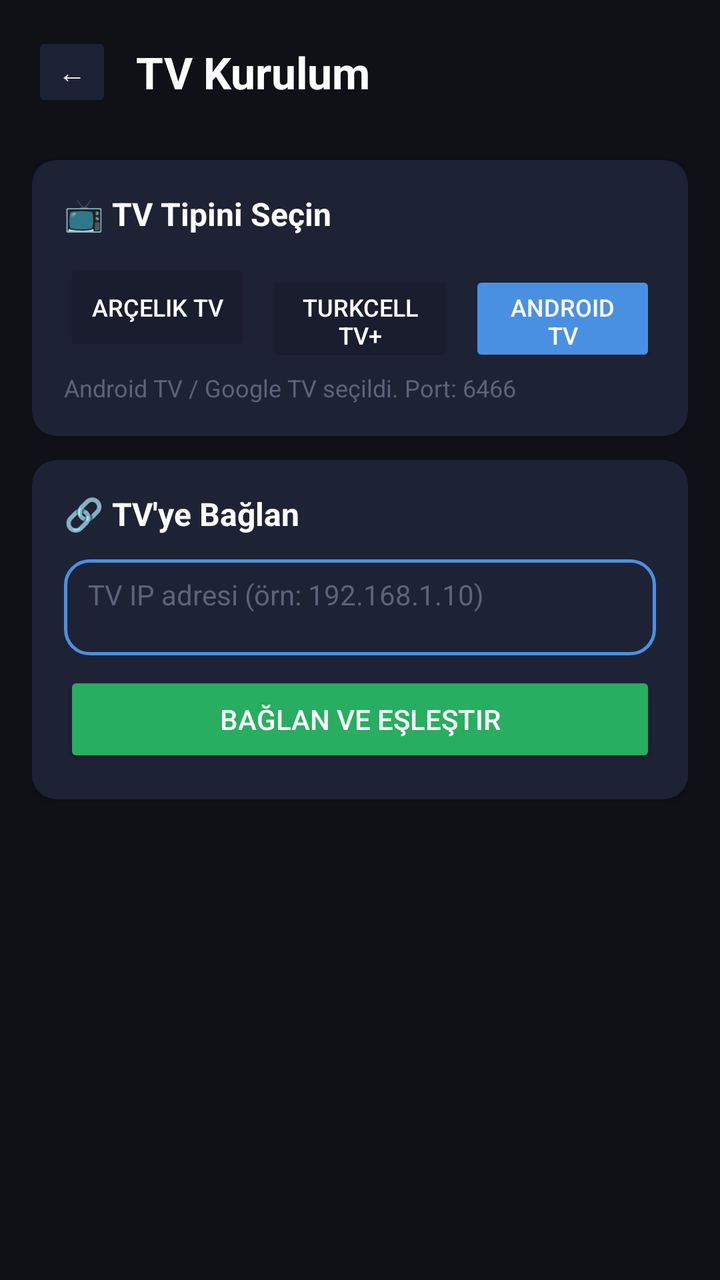
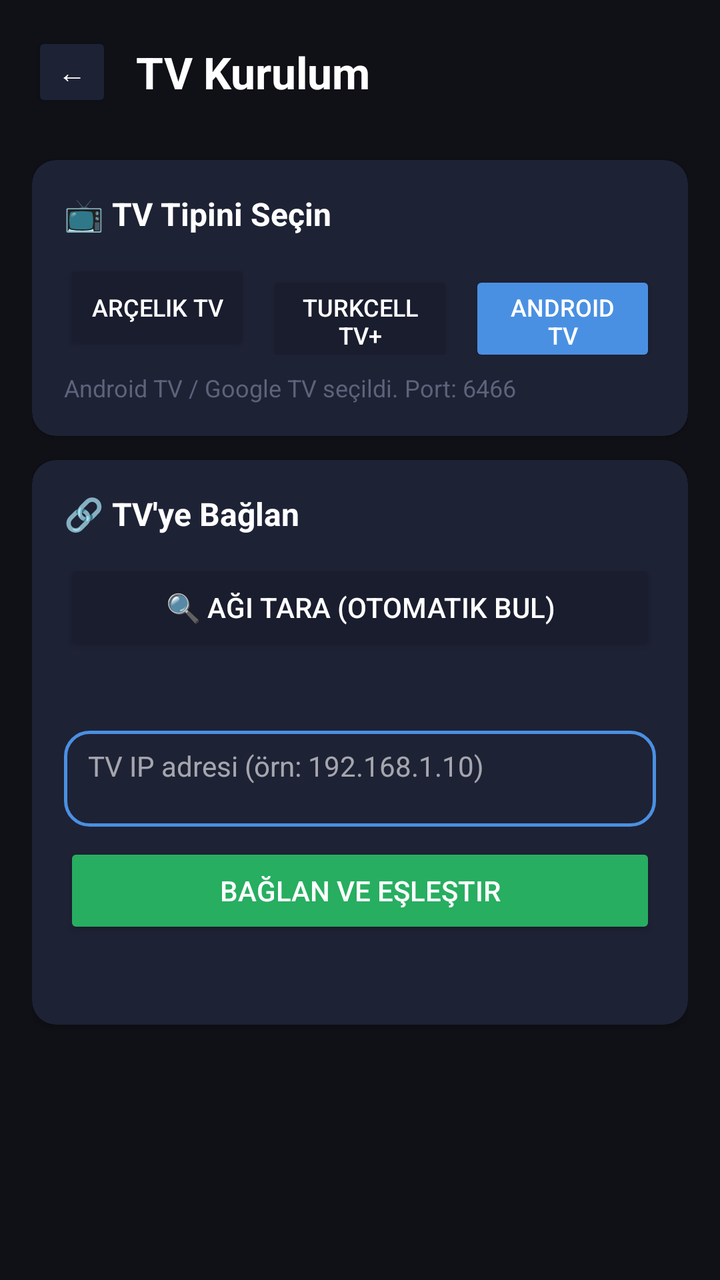

An Android layout rendered at two revisions. The XML below is the earlier revision; the diff shows what the commit changed to produce the second picture.
<!-- AndroidManifest.xml: application theme Theme.YusufAileKilit -->
<!-- res/layout/activity_tv_setup.xml -->
<?xml version="1.0" encoding="utf-8"?>
<ScrollView xmlns:android="http://schemas.android.com/apk/res/android"
    xmlns:app="http://schemas.android.com/apk/res-auto"
    android:layout_width="match_parent"
    android:layout_height="match_parent"
    android:background="@color/bg_dark">

    <LinearLayout
        android:layout_width="match_parent"
        android:layout_height="wrap_content"
        android:orientation="vertical"
        android:padding="16dp">

        <LinearLayout
            android:layout_width="match_parent"
            android:layout_height="wrap_content"
            android:orientation="horizontal"
            android:gravity="center_vertical"
            android:layout_marginBottom="24dp">

            <Button
                android:id="@+id/backButton"
                android:layout_width="40dp"
                android:layout_height="40dp"
                android:text="←"
                android:backgroundTint="@color/card_bg"
                android:padding="0dp"/>

            <TextView
                android:layout_width="0dp"
                android:layout_height="wrap_content"
                android:layout_weight="1"
                android:text="TV Kurulum"
                android:textColor="@color/text_primary"
                android:textSize="22sp"
                android:textStyle="bold"
                android:layout_marginStart="12dp"/>
        </LinearLayout>

        <androidx.cardview.widget.CardView
            android:layout_width="match_parent"
            android:layout_height="wrap_content"
            app:cardBackgroundColor="@color/card_bg"
            app:cardCornerRadius="12dp"
            android:layout_marginBottom="12dp">

            <LinearLayout
                android:layout_width="match_parent"
                android:layout_height="wrap_content"
                android:orientation="vertical"
                android:padding="16dp">

                <TextView
                    android:layout_width="wrap_content"
                    android:layout_height="wrap_content"
                    android:text="📺 TV Tipini Seçin"
                    android:textColor="@color/text_primary"
                    android:textSize="16sp"
                    android:textStyle="bold"
                    android:layout_marginBottom="12dp"/>

                <LinearLayout
                    android:layout_width="match_parent"
                    android:layout_height="wrap_content"
                    android:orientation="horizontal">

                    <Button
                        android:id="@+id/btnArcelik"
                        android:layout_width="0dp"
                        android:layout_height="48dp"
                        android:layout_weight="1"
                        android:layout_marginEnd="4dp"
                        android:text="Arçelik TV"
                        android:textSize="12sp"
                        android:backgroundTint="@color/bg_darker"/>

                    <Button
                        android:id="@+id/btnTurkcell"
                        android:layout_width="0dp"
                        android:layout_height="48dp"
                        android:layout_weight="1"
                        android:layout_marginHorizontal="4dp"
                        android:text="Turkcell TV+"
                        android:textSize="12sp"
                        android:backgroundTint="@color/bg_darker"/>

                    <Button
                        android:id="@+id/btnAndroidTv"
                        android:layout_width="0dp"
                        android:layout_height="48dp"
                        android:layout_weight="1"
                        android:layout_marginStart="4dp"
                        android:text="Android TV"
                        android:textSize="12sp"
                        android:backgroundTint="@color/accent_blue"/>
                </LinearLayout>

                <TextView
                    android:id="@+id/tvTypeInfo"
                    android:layout_width="match_parent"
                    android:layout_height="wrap_content"
                    android:text="Android TV / Google TV seçildi. Port: 6466"
                    android:textColor="@color/text_hint"
                    android:textSize="12sp"
                    android:layout_marginTop="8dp"/>
            </LinearLayout>
        </androidx.cardview.widget.CardView>

        <androidx.cardview.widget.CardView
            android:layout_width="match_parent"
            android:layout_height="wrap_content"
            app:cardBackgroundColor="@color/card_bg"
            app:cardCornerRadius="12dp"
            android:layout_marginBottom="12dp">

            <LinearLayout
                android:layout_width="match_parent"
                android:layout_height="wrap_content"
                android:orientation="vertical"
                android:padding="16dp">

                <TextView
                    android:layout_width="wrap_content"
                    android:layout_height="wrap_content"
                    android:text="🔗 TV'ye Bağlan"
                    android:textColor="@color/text_primary"
                    android:textSize="16sp"
                    android:textStyle="bold"
                    android:layout_marginBottom="12dp"/>

                <EditText
                    android:id="@+id/ipInput"
                    android:layout_width="match_parent"
                    android:layout_height="48dp"
                    android:hint="TV IP adresi (örn: 192.168.1.10)"
                    android:textColorHint="@color/text_hint"
                    android:textColor="@color/text_primary"
                    android:inputType="text"
                    android:background="@drawable/input_bg"
                    android:paddingHorizontal="12dp"
                    android:layout_marginBottom="8dp"/>

                <Button
                    android:id="@+id/btnConnect"
                    android:layout_width="match_parent"
                    android:layout_height="48dp"
                    android:text="Bağlan ve Eşleştir"
                    android:backgroundTint="@color/accent_green"/>
            </LinearLayout>
        </androidx.cardview.widget.CardView>

    </LinearLayout>
</ScrollView>
<!-- resources referenced by this layout -->
<resources>
  <color name="accent_blue">#4A90E2</color>
  <color name="accent_green">#27AE60</color>
  <color name="bg_dark">#0F1117</color>
  <color name="bg_darker">#1A1D2E</color>
  <color name="card_bg">#1E2235</color>
  <color name="text_hint">#5C637A</color>
  <color name="text_primary">#FFFFFF</color>
  <!-- drawable input_bg (drawable) -->
  <?xml version="1.0" encoding="utf-8"?>
  <shape xmlns:android="http://schemas.android.com/apk/res/android"
      android:shape="rectangle">
      <solid android:color="#1E2235"/>
      <stroke android:width="1.5dp" android:color="#4A90E2"/>
      <corners android:radius="12dp"/>
      <padding android:left="12dp" android:right="12dp" android:top="8dp" android:bottom="8dp"/>
  </shape>
  <style name="Theme.YusufAileKilit" parent="Theme.MaterialComponents.DayNight.NoActionBar">
          <item name="colorPrimary">@color/accent_blue</item>
          <item name="colorPrimaryVariant">@color/bg_darker</item>
          <item name="colorOnPrimary">@color/white</item>
          <item name="colorSecondary">@color/accent_green</item>
          <item name="colorSurface">@color/card_bg</item>
          <item name="colorOnSurface">@color/text_primary</item>
          <item name="android:windowBackground">@color/bg_dark</item>
          <item name="android:statusBarColor">@color/bg_dark</item>
          <item name="android:navigationBarColor">@color/bg_dark</item>
          <item name="android:textColor">@color/text_primary</item>
          <item name="editTextStyle">@style/EditTextStyle</item>
      </style>
  <color name="white">#FFFFFF</color>
  <style name="EditTextStyle" parent="Widget.MaterialComponents.TextInputLayout.OutlinedBox">
          <item name="android:textColor">@color/text_primary</item>
          <item name="android:background">@drawable/input_bg</item>
      </style>
</resources>

<!-- the commit's change to res/layout/activity_tv_setup.xml (unified diff, before → after) -->
@@ -17,137 +17,152 @@
             android:orientation="horizontal"
             android:gravity="center_vertical"
             android:layout_marginBottom="24dp">
-
-            <Button
-                android:id="@+id/backButton"
-                android:layout_width="40dp"
-                android:layout_height="40dp"
-                android:text="←"
-                android:backgroundTint="@color/card_bg"
-                android:padding="0dp"/>
-
-            <TextView
-                android:layout_width="0dp"
-                android:layout_height="wrap_content"
-                android:layout_weight="1"
-                android:text="TV Kurulum"
-                android:textColor="@color/text_primary"
-                android:textSize="22sp"
-                android:textStyle="bold"
-                android:layout_marginStart="12dp"/>
+            <Button android:id="@+id/backButton" android:layout_width="40dp" android:layout_height="40dp"
+                android:text="←" android:backgroundTint="@color/card_bg" android:padding="0dp"/>
+            <TextView android:layout_width="0dp" android:layout_height="wrap_content" android:layout_weight="1"
+                android:text="TV Kurulum" android:textColor="@color/text_primary" android:textSize="22sp"
+                android:textStyle="bold" android:layout_marginStart="12dp"/>
         </LinearLayout>
 
-        <androidx.cardview.widget.CardView
-            android:layout_width="match_parent"
-            android:layout_height="wrap_content"
-            app:cardBackgroundColor="@color/card_bg"
-            app:cardCornerRadius="12dp"
-            android:layout_marginBottom="12dp">
-
-            <LinearLayout
-                android:layout_width="match_parent"
-                android:layout_height="wrap_content"
-                android:orientation="vertical"
-                android:padding="16dp">
-
-                <TextView
-                    android:layout_width="wrap_content"
-                    android:layout_height="wrap_content"
-                    android:text="📺 TV Tipini Seçin"
-                    android:textColor="@color/text_primary"
-                    android:textSize="16sp"
-                    android:textStyle="bold"
-                    android:layout_marginBottom="12dp"/>
-
-                <LinearLayout
-                    android:layout_width="match_parent"
-                    android:layout_height="wrap_content"
+        
+        <androidx.cardview.widget.CardView android:layout_width="match_parent" android:layout_height="wrap_content"
+            app:cardBackgroundColor="@color/card_bg" app:cardCornerRadius="12dp" android:layout_marginBottom="12dp">
+            <LinearLayout android:layout_width="match_parent" android:layout_height="wrap_content"
+                android:orientation="vertical" android:padding="16dp">
+                <TextView android:layout_width="wrap_content" android:layout_height="wrap_content"
+                    android:text="📺 TV Tipini Seçin" android:textColor="@color/text_primary"
+                    android:textSize="16sp" android:textStyle="bold" android:layout_marginBottom="12dp"/>
+                <LinearLayout android:layout_width="match_parent" android:layout_height="wrap_content"
                     android:orientation="horizontal">
-
-                    <Button
-                        android:id="@+id/btnArcelik"
-                        android:layout_width="0dp"
-                        android:layout_height="48dp"
-                        android:layout_weight="1"
-                        android:layout_marginEnd="4dp"
-                        android:text="Arçelik TV"
-                        android:textSize="12sp"
-                        android:backgroundTint="@color/bg_darker"/>
-
-                    <Button
-                        android:id="@+id/btnTurkcell"
-                        android:layout_width="0dp"
-                        android:layout_height="48dp"
-                        android:layout_weight="1"
-                        android:layout_marginHorizontal="4dp"
-                        android:text="Turkcell TV+"
-                        android:textSize="12sp"
-                        android:backgroundTint="@color/bg_darker"/>
-
-                    <Button
-                        android:id="@+id/btnAndroidTv"
-                        android:layout_width="0dp"
-                        android:layout_height="48dp"
-                        android:layout_weight="1"
-                        android:layout_marginStart="4dp"
-                        android:text="Android TV"
-                        android:textSize="12sp"
-                        android:backgroundTint="@color/accent_blue"/>
+                    <Button android:id="@+id/btnArcelik" android:layout_width="0dp" android:layout_height="48dp"
+                        android:layout_weight="1" android:layout_marginEnd="4dp" android:text="Arçelik TV"
+                        android:textSize="12sp" android:backgroundTint="@color/bg_darker"/>
+                    <Button android:id="@+id/btnTurkcell" android:layout_width="0dp" android:layout_height="48dp"
+                        android:layout_weight="1" android:layout_marginHorizontal="4dp" android:text="Turkcell TV+"
+                        android:textSize="12sp" android:backgroundTint="@color/bg_darker"/>
+                    <Button android:id="@+id/btnAndroidTv" android:layout_width="0dp" android:layout_height="48dp"
+                        android:layout_weight="1" android:layout_marginStart="4dp" android:text="Android TV"
+                        android:textSize="12sp" android:backgroundTint="@color/accent_blue"/>
                 </LinearLayout>
-
-                <TextView
-                    android:id="@+id/tvTypeInfo"
-                    android:layout_width="match_parent"
-                    android:layout_height="wrap_content"
-                    android:text="Android TV / Google TV seçildi. Port: 6466"
-                    android:textColor="@color/text_hint"
-                    android:textSize="12sp"
-                    android:layout_marginTop="8dp"/>
+                <TextView android:id="@+id/tvTypeInfo" android:layout_width="match_parent"
+                    android:layout_height="wrap_content" android:text="Android TV / Google TV seçildi. Port: 6466"
+                    android:textColor="@color/text_hint" android:textSize="12sp" android:layout_marginTop="8dp"/>
             </LinearLayout>
         </androidx.cardview.widget.CardView>
 
-        <androidx.cardview.widget.CardView
-            android:layout_width="match_parent"
-            android:layout_height="wrap_content"
-            app:cardBackgroundColor="@color/card_bg"
-            app:cardCornerRadius="12dp"
-            android:layout_marginBottom="12dp">
-
-            <LinearLayout
-                android:layout_width="match_parent"
-                android:layout_height="wrap_content"
-                android:orientation="vertical"
-                android:padding="16dp">
-
-                <TextView
-                    android:layout_width="wrap_content"
-                    android:layout_height="wrap_content"
-                    android:text="🔗 TV'ye Bağlan"
-                    android:textColor="@color/text_primary"
-                    android:textSize="16sp"
-                    android:textStyle="bold"
-                    android:layout_marginBottom="12dp"/>
-
-                <EditText
-                    android:id="@+id/ipInput"
-                    android:layout_width="match_parent"
-                    android:layout_height="48dp"
-                    android:hint="TV IP adresi (örn: 192.168.1.10)"
-                    android:textColorHint="@color/text_hint"
-                    android:textColor="@color/text_primary"
-                    android:inputType="text"
-                    android:background="@drawable/input_bg"
-                    android:paddingHorizontal="12dp"
-                    android:layout_marginBottom="8dp"/>
-
-                <Button
-                    android:id="@+id/btnConnect"
-                    android:layout_width="match_parent"
-                    android:layout_height="48dp"
-                    android:text="Bağlan ve Eşleştir"
+        
+        <androidx.cardview.widget.CardView android:layout_width="match_parent" android:layout_height="wrap_content"
+            app:cardBackgroundColor="@color/card_bg" app:cardCornerRadius="12dp" android:layout_marginBottom="12dp">
+            <LinearLayout android:layout_width="match_parent" android:layout_height="wrap_content"
+                android:orientation="vertical" android:padding="16dp">
+                <TextView android:layout_width="wrap_content" android:layout_height="wrap_content"
+                    android:text="🔗 TV'ye Bağlan" android:textColor="@color/text_primary"
+                    android:textSize="16sp" android:textStyle="bold" android:layout_marginBottom="12dp"/>
+                <Button android:id="@+id/btnScanNetwork" android:layout_width="match_parent"
+                    android:layout_height="48dp" android:text="🔍 Ağı Tara (Otomatik Bul)"
+                    android:backgroundTint="@color/bg_darker" android:layout_marginBottom="8dp"/>
+                <ProgressBar android:id="@+id/scanProgress" android:layout_width="wrap_content"
+                    android:layout_height="wrap_content" android:layout_gravity="center"
+                    android:visibility="gone"/>
+                <TextView android:id="@+id/scanResultText" android:layout_width="match_parent"
+                    android:layout_height="wrap_content" android:text="" android:textColor="@color/text_secondary"
+                    android:textSize="13sp" android:layout_marginBottom="12dp"/>
+                <EditText android:id="@+id/ipInput" android:layout_width="match_parent"
+                    android:layout_height="48dp" android:hint="TV IP adresi (örn: 192.168.1.10)"
+                    android:hintTextColor="@color/text_hint" android:textColor="@color/text_primary"
+                    android:inputType="text" android:background="@drawable/input_bg"
+                    android:paddingHorizontal="12dp" android:layout_marginBottom="8dp"/>
+                <Button android:id="@+id/btnConnect" android:layout_width="match_parent"
+                    android:layout_height="48dp" android:text="Bağlan ve Eşleştir"
                     android:backgroundTint="@color/accent_green"/>
+                <ProgressBar android:id="@+id/connectProgress" android:layout_width="wrap_content"
+                    android:layout_height="wrap_content" android:layout_gravity="center"
+                    android:visibility="gone" android:layout_marginTop="8dp"/>
+                <TextView android:id="@+id/connectionStatusText" android:layout_width="match_parent"
+                    android:layout_height="wrap_content" android:text="" android:textColor="@color/text_secondary"
+                    android:textSize="14sp" android:layout_marginTop="8dp"/>
             </LinearLayout>
         </androidx.cardview.widget.CardView>
 
+        
+        <LinearLayout android:id="@+id/controlsLayout" android:layout_width="match_parent"
+            android:layout_height="wrap_content" android:orientation="vertical" android:visibility="gone">
+
+            <androidx.cardview.widget.CardView android:layout_width="match_parent" android:layout_height="wrap_content"
+                app:cardBackgroundColor="@color/card_bg" app:cardCornerRadius="12dp" android:layout_marginBottom="12dp">
+                <LinearLayout android:layout_width="match_parent" android:layout_height="wrap_content"
+                    android:orientation="vertical" android:padding="16dp">
+                    <TextView android:layout_width="wrap_content" android:layout_height="wrap_content"
+                        android:text="🎮 Uzaktan Kumanda" android:textColor="@color/text_primary"
+                        android:textSize="16sp" android:textStyle="bold" android:layout_marginBottom="12dp"/>
+
+                    <LinearLayout android:layout_width="match_parent" android:layout_height="wrap_content"
+                        android:orientation="horizontal" android:gravity="center" android:layout_marginBottom="8dp">
+                        <Button android:id="@+id/btnPower" android:layout_width="56dp" android:layout_height="48dp"
+                            android:text="⏻" android:backgroundTint="@color/accent_red" android:layout_marginEnd="8dp"/>
+                        <Button android:id="@+id/btnHome" android:layout_width="0dp" android:layout_height="48dp"
+                            android:layout_weight="1" android:text="🏠 Ana Ekran" android:backgroundTint="@color/bg_darker" android:layout_marginEnd="8dp"/>
+                        <Button android:id="@+id/btnBack" android:layout_width="0dp" android:layout_height="48dp"
+                            android:layout_weight="1" android:text="← Geri" android:backgroundTint="@color/bg_darker"/>
+                    </LinearLayout>
+
+                    
+                    <GridLayout android:layout_width="wrap_content" android:layout_height="wrap_content"
+                        android:columnCount="3" android:layout_gravity="center" android:layout_marginBottom="8dp">
+                        <Space android:layout_width="56dp" android:layout_height="56dp"/>
+                        <Button android:id="@+id/btnUp" android:layout_width="56dp" android:layout_height="56dp"
+                            android:text="▲" android:backgroundTint="@color/bg_darker"/>
+                        <Space android:layout_width="56dp" android:layout_height="56dp"/>
+                        <Button android:id="@+id/btnLeft" android:layout_width="56dp" android:layout_height="56dp"
+                            android:text="◀" android:backgroundTint="@color/bg_darker"/>
+                        <Button android:id="@+id/btnOk" android:layout_width="56dp" android:layout_height="56dp"
+                            android:text="OK" android:backgroundTint="@color/accent_blue"/>
+                        <Button android:id="@+id/btnRight" android:layout_width="56dp" android:layout_height="56dp"
+                            android:text="▶" android:backgroundTint="@color/bg_darker"/>
+                        <Space android:layout_width="56dp" android:layout_height="56dp"/>
+                        <Button android:id="@+id/btnDown" android:layout_width="56dp" android:layout_height="56dp"
+                            android:text="▼" android:backgroundTint="@color/bg_darker"/>
+                        <Space android:layout_width="56dp" android:layout_height="56dp"/>
+                    </GridLayout>
+
+                    <LinearLayout android:layout_width="match_parent" android:layout_height="wrap_content"
+                        android:orientation="horizontal" android:gravity="center" android:layout_marginBottom="8dp">
+                        <Button android:id="@+id/btnVolDown" android:layout_width="0dp" android:layout_height="48dp"
+                            android:layout_weight="1" android:text="🔉" android:backgroundTint="@color/bg_darker" android:layout_marginEnd="4dp"/>
+                        <Button android:id="@+id/btnMute" android:layout_width="0dp" android:layout_height="48dp"
+                            android:layout_weight="1" android:text="🔇" android:backgroundTint="@color/bg_darker" android:layout_marginHorizontal="4dp"/>
+                        <Button android:id="@+id/btnVolUp" android:layout_width="0dp" android:layout_height="48dp"
+                            android:layout_weight="1" android:text="🔊" android:backgroundTint="@color/bg_darker" android:layout_marginStart="4dp"/>
+                    </LinearLayout>
+
+                    <Button android:id="@+id/btnBlockYoutubeTv" android:layout_width="match_parent"
+                        android:layout_height="52dp" android:text="🔒 TV'de YouTube'u Kapat"
+                        android:backgroundTint="@color/accent_red" android:textStyle="bold"/>
+
+                    <Button android:id="@+id/btnDisconnect" android:layout_width="match_parent"
+                        android:layout_height="48dp" android:text="TV Bağlantısını Kes"
+                        android:backgroundTint="@color/bg_darker" android:layout_marginTop="8dp"/>
+                </LinearLayout>
+            </androidx.cardview.widget.CardView>
+        </LinearLayout>
+
+        
+        <LinearLayout android:id="@+id/notSupportedLayout" android:layout_width="match_parent"
+            android:layout_height="wrap_content" android:orientation="vertical" android:visibility="gone">
+            <androidx.cardview.widget.CardView android:layout_width="match_parent" android:layout_height="wrap_content"
+                app:cardBackgroundColor="@color/card_bg" app:cardCornerRadius="12dp">
+                <LinearLayout android:layout_width="match_parent" android:layout_height="wrap_content"
+                    android:orientation="vertical" android:padding="16dp">
+                    <TextView android:layout_width="match_parent" android:layout_height="wrap_content"
+                        android:text="⚠️ Bu TV doğrudan kontrol edilemiyor."
+                        android:textColor="@color/accent_red" android:textSize="16sp" android:textStyle="bold"
+                        android:layout_marginBottom="8dp"/>
+                    <TextView android:layout_width="match_parent" android:layout_height="wrap_content"
+                        android:textColor="@color/text_secondary" android:textSize="14sp"
+                        android:text="TV veya TV+ kutusu, Android TV Remote protokolünü (port 6466) desteklemiyor.\n\nAlternatif çözümler:\n• Modem/router üzerinden YouTube engelleme\n• TV'nin kendi ebeveyn kilidi ayarları\n• YouTube Kids profili kurulumu\n\nDetaylı rehber için 'En Güçlü Koruma' bölümüne bakın."/>
+                </LinearLayout>
+            </androidx.cardview.widget.CardView>
+        </LinearLayout>
+
     </LinearLayout>
 </ScrollView>
<!-- resource entries referenced after the edit -->
@@ -2,11 +2,13 @@
 <resources>
   <color name="accent_blue">#4A90E2</color>
   <color name="accent_green">#27AE60</color>
+  <color name="accent_red">#E74C3C</color>
   <color name="bg_dark">#0F1117</color>
   <color name="bg_darker">#1A1D2E</color>
   <color name="card_bg">#1E2235</color>
   <color name="text_hint">#5C637A</color>
   <color name="text_primary">#FFFFFF</color>
+  <color name="text_secondary">#B0B8D1</color>
   <!-- drawable input_bg (drawable) -->
   <?xml version="1.0" encoding="utf-8"?>
   <shape xmlns:android="http://schemas.android.com/apk/res/android"
